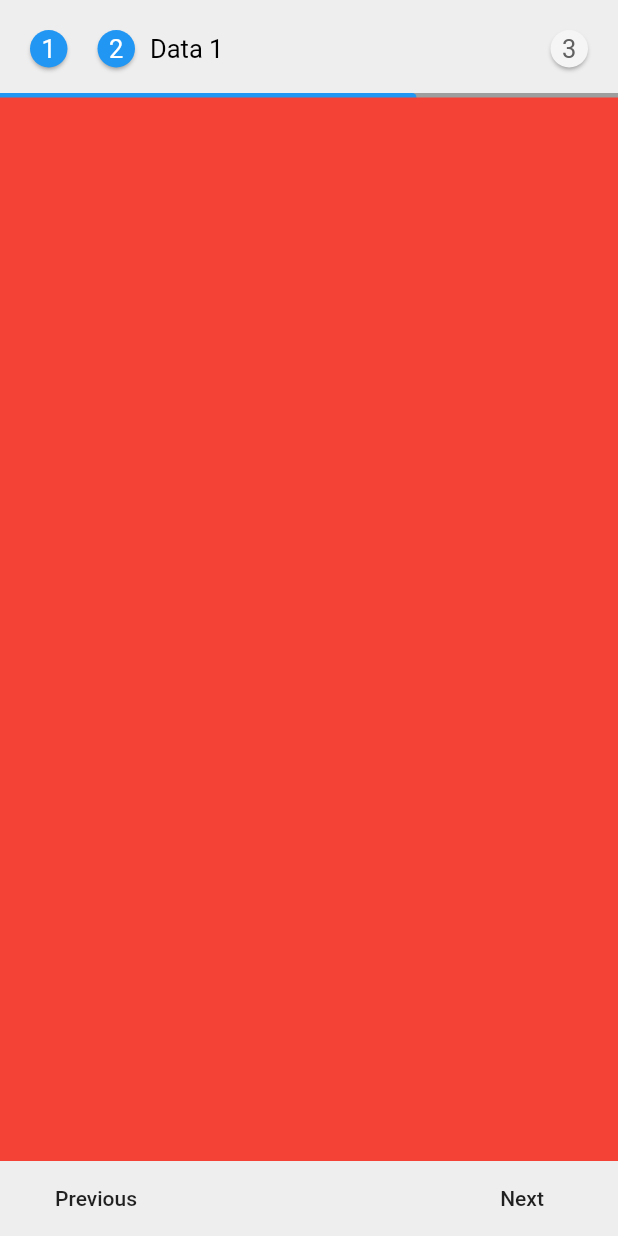
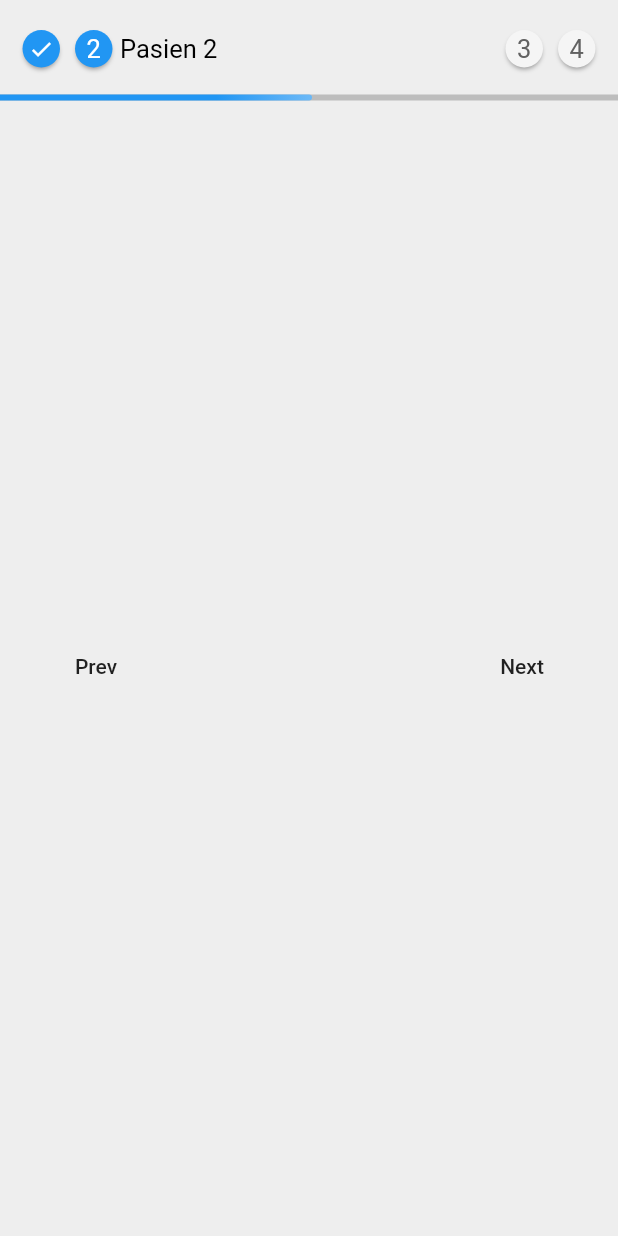
Before and after one commit to ainulya16/flat_ui, a Flutter app: the screen it shows after launch, after a tap on "Next", on a phone screen of 412 x 824 dp. Run offline on Flutter 3.47's test engine with Material 2 defaults, Android fonts, the phone set to English and light mode, and no system bars; our stand-ins replace tinycolor.

Commit message:
fix: stepper title

```diff
--- a/example/lib/main.dart
+++ b/example/lib/main.dart
@@ -46,7 +46,7 @@ class _MyHomePageState extends State<MyHomePage> {
               mainAxisAlignment: MainAxisAlignment.spaceBetween,
               children: <Widget>[
                 FlatButton(
-                    child: Text("Previous"),
+                  child: Text("Next"),
                   onPressed: () {
                     controller.next();
                   },
@@ -54,19 +54,80 @@ class _MyHomePageState extends State<MyHomePage> {
               ],
             ),
           ),
-          )
-      ,
-        )
-    );
-    StepperItem page2 = new StepperItem(page: Container(color: Colors.red,), title: 'Data 1');
-    StepperItem page3 = new StepperItem(page: Container(color: Colors.red,), title: 'Data 2');
+        )));
+    StepperItem page2 = new StepperItem(
+        title: "Pasien 2",
+        page: Container(
+            child: Padding(
+          padding: const EdgeInsets.symmetric(horizontal: 20.0),
+          child: Container(
+            height: 50.0,
+            child: Row(
+              mainAxisAlignment: MainAxisAlignment.spaceBetween,
+              children: <Widget>[
+                FlatButton(
+                  child: Text("Prev"),
+                  onPressed: () {
+                    controller.prev();
+                  },
+                ),
+                FlatButton(
+                  child: Text("Next"),
+                  onPressed: () {
+                    controller.next();
+                  },
+                ),
+              ],
+            ),
+          ),
+        )));
+    StepperItem page3 = new StepperItem(
+        title: "Pasien 3",
+        page: Container(
+            child: Padding(
+          padding: const EdgeInsets.symmetric(horizontal: 20.0),
+          child: Container(
+            height: 50.0,
+            child: Row(
+              mainAxisAlignment: MainAxisAlignment.spaceBetween,
+              children: <Widget>[
+                FlatButton(
+                  child: Text("Prev"),
+                  onPressed: () {
+                    controller.prev();
+                  },
+                ),
+              ],
+            ),
+          ),
+        )));
+    StepperItem page4 = new StepperItem(
+        title: "Pasien 3",
+        page: Container(
+            child: Padding(
+          padding: const EdgeInsets.symmetric(horizontal: 20.0),
+          child: Container(
+            height: 50.0,
+            child: Row(
+              mainAxisAlignment: MainAxisAlignment.spaceBetween,
+              children: <Widget>[
+                FlatButton(
+                  child: Text("Prev"),
+                  onPressed: () {
+                    controller.prev();
+                  },
+                ),
+              ],
+            ),
+          ),
+        )));
     return Scaffold(
       backgroundColor: Colors.grey.shade200,
       body: SafeArea(
         child: FUIStepper(
           controller: controller,
           headerColor: Colors.grey.shade200,
-          pages: [page1, page2, page3],
+          pages: [page1, page2, page3, page4],
           inActiveColor: Colors.grey.shade100,
           inActiveNumberColor: Colors.grey.shade700,
           key: 'FUIStepper',
--- a/lib/ProgressBar/LinearProgressBar.dart
+++ b/lib/ProgressBar/LinearProgressBar.dart
@@ -1,11 +1,14 @@
-import 'dart:math' as Math;
+import 'dart:ui' as ui;
+import 'package:flutter/material.dart';
 import 'package:flutter/widgets.dart';
+import 'package:tinycolor/tinycolor.dart';
 
 class FUILinearProgressBar extends StatefulWidget {
   final Duration animationDuration;
   final Color backgroundColor;
   final Color foregroundColor;
-  final double value;
+  final double value, strokeWidth;
+  final bool useGradient;
 
   const FUILinearProgressBar({
     Key key,
@@ -13,6 +16,8 @@ class FUILinearProgressBar extends StatefulWidget {
     this.backgroundColor,
     @required this.foregroundColor,
     @required this.value,
+    this.strokeWidth = 7,
+    this.useGradient = false,
   }) : super(key: key);
 
   @override
@@ -37,7 +42,7 @@ class FUILinearProgressBarState extends State<FUILinearProgressBar>
     super.initState();
 
     this._controller = AnimationController(
-      duration: this.widget.animationDuration ?? const Duration(seconds: 1),
+      duration: this.widget.animationDuration ?? const Duration(milliseconds: 400),
       vsync: this,
     );
 
@@ -119,8 +124,10 @@ class FUILinearProgressBarState extends State<FUILinearProgressBar>
             return CustomPaint(
               child: child,
               foregroundPainter: FUILinearProgressBarPainter(
+                strokeWidth: widget.strokeWidth,
                 backgroundColor: backgroundColor,
                 foregroundColor: foregroundColor,
+                useGradient: widget.useGradient,
                 percentage: this.valueTween.evaluate(this.curve),
               ),
             );
@@ -135,24 +142,41 @@ class FUILinearProgressBarPainter extends CustomPainter {
   final double strokeWidth;
   final Color backgroundColor;
   final Color foregroundColor;
+  final bool useGradient;
 
   FUILinearProgressBarPainter({
     this.backgroundColor,
     @required this.foregroundColor,
     @required this.percentage,
     double strokeWidth,
+    this.useGradient = false,
   }) : this.strokeWidth = strokeWidth ?? 6;
 
   @override
   void paint(Canvas canvas, Size size) {
+    final double width = size.width * this.percentage;
+    final gradient = ui.Gradient.linear(
+          Offset.zero,
+          Offset(width,0),
+    [
+      // Colors.black,
+      this.foregroundColor,
+      TinyColor(this.foregroundColor).lighten(15).color,
+    ],
+    [
+      0.7,
+      1.0,
+    ]
+  );
     final foregroundPaint = Paint()
       ..color = this.foregroundColor
       ..strokeWidth = this.strokeWidth
       ..strokeCap = StrokeCap.round
       ..style = PaintingStyle.stroke;
 
-    // Start at the top. 0 radians represents the right edge
-    final double sweep = size.width * this.percentage;
+    if (this.useGradient) {
+      foregroundPaint..shader = gradient;
+    }
     // // Don't draw the background if we don't have a background color
     if (this.backgroundColor != null) {
       final backgroundPaint = Paint()
@@ -162,7 +186,7 @@ class FUILinearProgressBarPainter extends CustomPainter {
       canvas.drawLine(Offset.zero, Offset(size.width, 0), backgroundPaint);
     }
 
-    canvas.drawLine(Offset.zero, Offset(sweep,0), foregroundPaint);
+    canvas.drawLine(Offset.zero, Offset(width,0), foregroundPaint);
   }
 
   @override
--- a/lib/Stepper/Stepper.dart
+++ b/lib/Stepper/Stepper.dart
@@ -1,6 +1,7 @@
 import 'package:flat_ui/ProgressBar/LinearProgressBar.dart';
 import 'package:flat_ui/Stepper/StepperController.dart';
 import 'package:flat_ui/Stepper/StepperItem.type.dart';
+import 'package:flat_ui/Stepper/StepperTitle.dart';
 import 'package:flat_ui/flat_ui.dart';
 import 'package:flutter/cupertino.dart';
 import 'package:flutter/material.dart';
@@ -16,9 +17,10 @@ class FUIStepper extends StatefulWidget {
   final Color activeNumberColor;
   final Color headerColor;
   final StepperController controller;
+  final Widget header;
 
-  FUIStepper({
-    key: Key,
+  FUIStepper(
+      {key: Key,
       this.onPageChanged,
       this.onFinished,
       this.inActiveColor = Colors.white,
@@ -28,17 +30,17 @@ class FUIStepper extends StatefulWidget {
       this.activeTitleColor = Colors.black,
       this.headerColor = Colors.white,
       this.controller,
-    @required this.pages
-  });
+      this.header,
+      @required this.pages});
 
   @override
   _FUIStepperState createState() => _FUIStepperState();
 }
 
-class _FUIStepperState extends State<FUIStepper>{
+class _FUIStepperState extends State<FUIStepper> with TickerProviderStateMixin {
   int totalPage;
   int currentPage = 1;
-
+  AnimationController _titleAnimationController;
 
   @override
   void initState() {
@@ -77,8 +79,7 @@ class _FUIStepperState extends State<FUIStepper>{
 
   @override
   void setState(fn) {
-    if(mounted)
-      super.setState(fn);
+    if (mounted) super.setState(fn);
   }
 
   @override
@@ -87,110 +88,85 @@ class _FUIStepperState extends State<FUIStepper>{
   }
 
   Widget number(int value, bool active) {
+    Widget icon = Icon(Icons.check, size: 17, color: Colors.white);
+    Widget text = Text('$value',
+        style: TextStyle(
+            fontSize: 17,
+            color: active
+                ? widget.activeNumberColor
+                : widget.inActiveNumberColor));
+    bool finished = value < currentPage;
     return Container(
       height: 25,
       width: 25,
-        margin: EdgeInsets.all(10),
+      margin: EdgeInsets.symmetric(horizontal: 5, vertical: 10),
       padding: EdgeInsets.all(2),
       decoration: BoxDecoration(
-          boxShadow: [BoxShadow(
+        boxShadow: [
+          BoxShadow(
               color: Colors.black38,
               blurRadius: 2.0,
-                  offset: Offset(0.0, 2.0,),
-                  spreadRadius: -1
-          )],
+              offset: Offset(
+                0.0,
+                2.0,
+              ),
+              spreadRadius: -1)
+        ],
         borderRadius: BorderRadius.all(
           Radius.circular(200),
         ),
         color: active ? widget.activeColor : widget.inActiveColor,
       ),
-        child: Center(
-          child: Text('$value',
-            style: TextStyle(
-              fontSize: 17,
-              color: active ? widget.activeNumberColor : widget.inActiveNumberColor
-            )
-          )
-        ),
+      child: Center(child: finished ? icon : text),
     );
   }
 
   List<Widget> renderTitle() {
     return widget.pages.map((page) {
       var index = widget.pages.indexOf(page);
-      if (index < (currentPage - 1)) {
-        return number(index + 1, true);
+      final x = 40 * widget.pages.length;
+      var width = MediaQuery.of(context).size.width - x;
+      var active = index == (currentPage -1);
+      return Row(
+          mainAxisAlignment: MainAxisAlignment.center,
+          crossAxisAlignment: CrossAxisAlignment.center,
+          children: [
+            number(index + 1, index <= currentPage - 1),
+            FUIStepperTitle(
+              expanded: active,
+              width: width,
+              title: page.title,
+              activeTitleColor: widget.activeTitleColor,
+            ),
+          ]);
+    }).toList();
   }
-      if (index == (currentPage - 1)) {
-        return Expanded(
+
+  Widget header() {
+    return Container(
+      padding: EdgeInsets.symmetric(vertical: 10, horizontal: 10),
+      color: widget.headerColor,
       child: Row(
-            children: [
-              number(index + 1, true),
-              Container(child: Text('${page.title}', style: TextStyle(color: widget.activeTitleColor, fontSize: 17),))
-            ]
+        children: renderTitle(),
       ),
     );
   }
-      return number(index + 1, false);
-    }).toList();
-  }
-
-
 
   @override
   Widget build(BuildContext context) {
     return Column(
       mainAxisAlignment: MainAxisAlignment.center,
       children: [
-        Container(
-          padding: EdgeInsets.symmetric(vertical: 10, horizontal: 10),
-          color: widget.headerColor,
-          child: Row(
-            children: renderTitle(),
-          ),
-        ),
+        widget.header != null ? widget.header : header(),
         FUILinearProgressBar(
+          useGradient: true,
+          strokeWidth: 4,
           foregroundColor: Colors.blue,
-          backgroundColor: Colors.grey,
+          backgroundColor: Colors.grey.shade400,
           value: currentPage / totalPage,
         ),
         Expanded(child: widget.pages[currentPage - 1].page),
-        Padding(
-            padding: const EdgeInsets.symmetric(horizontal: 20.0),
-            child: Container(
-              height: 50.0,
-              child: Row(
-                mainAxisAlignment: MainAxisAlignment.spaceBetween,
-                children: <Widget>[
-                  currentPage == 1
-                      ? Container()
-                      : FlatButton(
-                    child: Text("Previous"),
-                    onPressed: () {
-                      setState(() {
-                        currentPage = currentPage - 1;
-                      });
-                    },
-                  ),
-                  currentPage == totalPage
-                      ? FlatButton(
-                    child: Text("Submit"),
-                    onPressed: widget.onFinished,
-                  )
-                      : FlatButton(
-                    child: Text("Next"),
-                    onPressed: () {
-                      setState(() {
-                        currentPage = currentPage + 1;
-                      });
-                    },
-                  ),
-                ],
-              ),
-            ),
-          )
       ],
     );
   }
-
 }
--- /dev/null
+++ b/lib/Stepper/StepperTitle.dart
@@ -0,0 +1,74 @@
+import 'package:flutter/material.dart';
+
+class FUIStepperTitle extends StatefulWidget {
+  final double width;
+  final bool expanded;
+  final String title;
+  final Color activeTitleColor;
+
+  FUIStepperTitle(
+      {key: Key,
+      @required this.width,
+      @required this.expanded,
+      this.title,
+      this.activeTitleColor
+      });
+
+  @override
+  _FUIStepperTitleState createState() => _FUIStepperTitleState();
+}
+
+class _FUIStepperTitleState extends State<FUIStepperTitle> with TickerProviderStateMixin {
+  AnimationController _titleAnimationController;
+  Animation _sizeAnimation;
+
+  @override
+  void initState() {
+    super.initState();
+    _titleAnimationController = AnimationController(duration: new Duration(milliseconds: 400), vsync: this);
+    _sizeAnimation = Tween(begin: 0.0, end: widget.width).animate(CurvedAnimation(curve: Curves.linear, parent: _titleAnimationController));
+    toggle();
+  }
+
+  @override
+  void setState(fn) {
+    if (mounted) super.setState(fn);
+  }
+
+  toggle() {
+    this.widget.expanded ? this._titleAnimationController.forward() : this._titleAnimationController.reverse();
+  }
+
+  @override
+  void didUpdateWidget(FUIStepperTitle oldWidget) {
+    super.didUpdateWidget(oldWidget);
+    if (oldWidget.expanded != this.widget.expanded) {
+      this.toggle();
+    }
+  }
+
+  @override
+  void dispose() {
+    super.dispose();
+    _titleAnimationController?.dispose();
+  }
+
+
+  @override
+  Widget build(BuildContext context) {
+    return AnimatedBuilder(
+      animation: _titleAnimationController,
+      builder: (context, index) {
+        return Container(
+          width: _sizeAnimation.value,
+          child: Text(
+            '${widget.title}',
+            overflow: TextOverflow.fade,
+            maxLines: 1,
+            style: TextStyle(color: widget.activeTitleColor, fontSize: 17, ),
+          ),
+        );
+      },
+    );
+  }
+}
--- a/lib/flat_ui.dart
+++ b/lib/flat_ui.dart
@@ -17,3 +17,4 @@ export 'Stepper/StepperItem.type.dart';
 export 'Stepper/StepperController.dart';
 export 'ProgressBar/CircleProgressBar.dart';
 export 'ProgressBar/LinearProgressBar.dart';
+export 'Expandable/Expandable.dart';
--- a/pubspec.yaml
+++ b/pubspec.yaml
@@ -1,8 +1,6 @@
 name: flat_ui
 description: Flat UI.
-version: 0.0.1
-author:
-  - Ainul Yaqin <ainulyaqinmuntako@gmail.com>
+version: 0.0.2
 homepage: https://github.com/ainulya16/flat_ui
 
 environment:
@@ -10,6 +8,7 @@ environment:
 
 dependencies:
   intl: ^0.15.7
+  tinycolor: ^1.0.3
   flutter:
     sdk: flutter
 
```
Also changed, not shown: example/pubspec.lock, pubspec.lock, 1 other file. Lines whose indentation alone changed are shown as unchanged.
